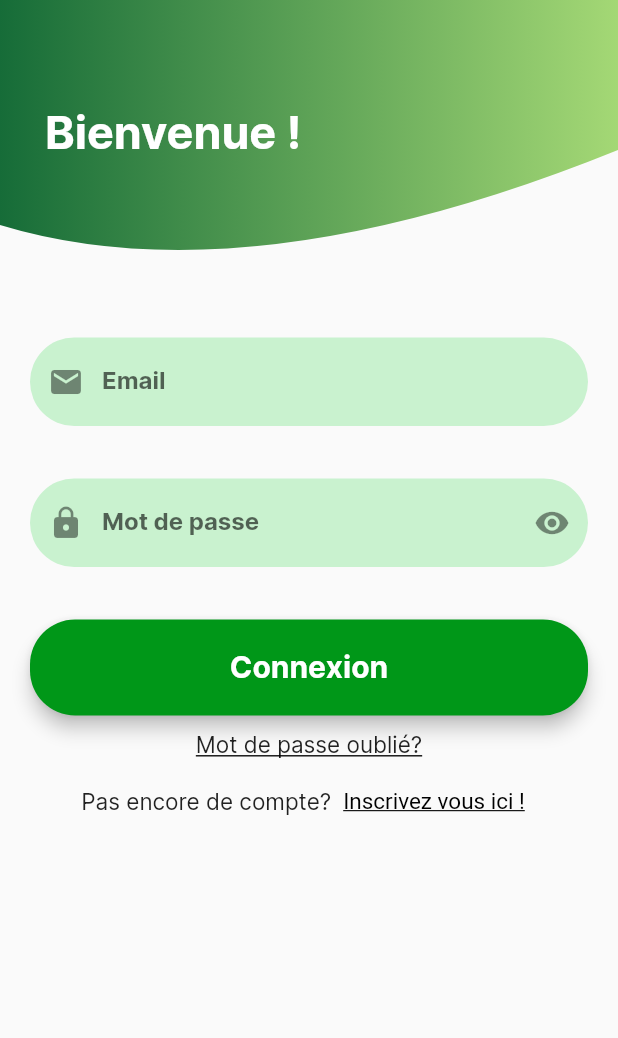
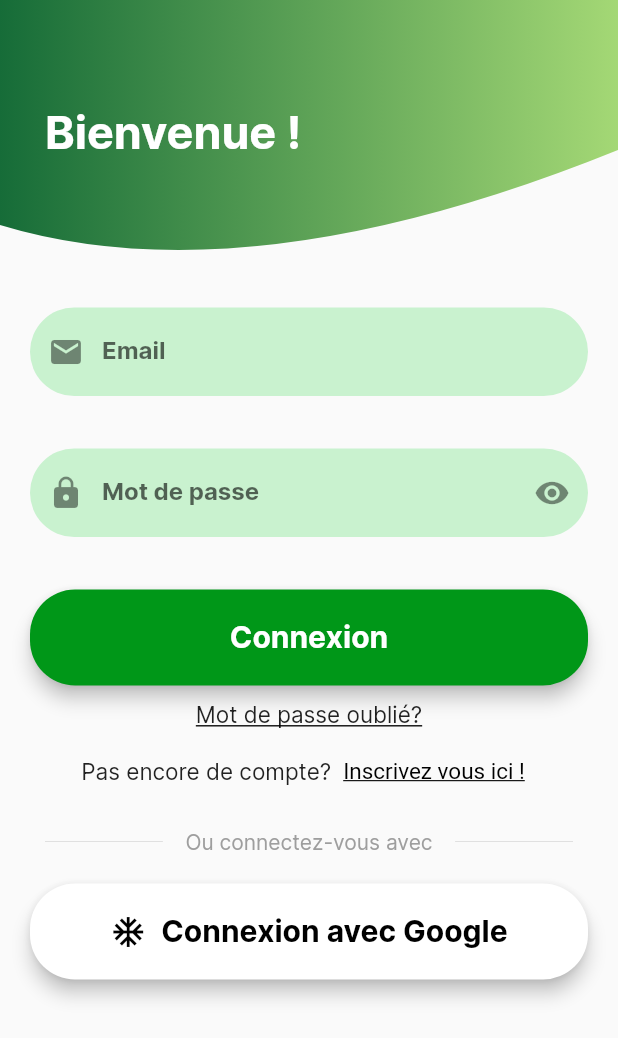
Before and after one commit to guilhem-cros/Econet_FrontEnd, a Flutter app: the screen it shows after launch, on a phone screen of 412 x 824 dp. Shown: the top 1038 px of the screen. Run offline on Flutter 3.47's test engine with Material 2 defaults, Android fonts, the phone set to English and light mode, and no system bars; our stand-ins replace file_picker, firebase_auth, firebase_core, firebase_storage, flutter_colorpicker, geolocator and 3 more; accounts and stored records are empty.

Commit message:
Google sign in

```diff
--- a/lib/screens/authenticate/login.dart
+++ b/lib/screens/authenticate/login.dart
@@ -132,6 +132,70 @@ class _Login extends State<Login> {
       ),
     );
 
+
+    final loginWithGoogleButton = Material(
+      elevation: 5.0,
+      borderRadius: BorderRadius.circular(30.0),
+      color: Colors.white,
+      child: MaterialButton(
+        minWidth: MediaQuery.of(context).size.width,
+        padding: EdgeInsets.all(20.0),
+        onPressed: () async {
+          dynamic result = await _auth.signInWithGoogle();
+            if (result?.uid == null) { //null means unsuccessfull authentication
+              showDialog(
+                  context: context,
+                  builder: (context) {
+                    return AlertDialog(
+                      content: Text(result.code),
+                    );
+                  });
+            }
+        },
+        child: Row(
+          mainAxisAlignment: MainAxisAlignment.center,
+          children: [
+            Icon(Icons.ac_unit), // Icône Google
+            SizedBox(width: 10), // Espace entre l'icône et le texte
+            Text(
+              "Connexion avec Google",
+              style: TextStyle(color: Colors.black, fontWeight: FontWeight.bold, fontSize: 20),
+              textAlign: TextAlign.center,
+            ),
+          ],
+        ),
+      ),
+    );
+
+    final separator = Row(
+      mainAxisAlignment: MainAxisAlignment.center,
+      children: [
+        Expanded(
+          child: Container(
+            margin: const EdgeInsets.only(left: 10.0, right: 15.0),
+            child: Divider(
+              color: Colors.grey.shade300,
+              height: 36,
+            ),
+          ),
+        ),
+        Text(
+          'Ou connectez-vous avec',
+          style: TextStyle(color: Colors.grey),
+        ),
+        Expanded(
+          child: Container(
+            margin: const EdgeInsets.only(left: 15.0, right: 10.0),
+            child: Divider(
+              color: Colors.grey.shade300,
+              height: 36,
+            ),
+          ),
+        ),
+      ],
+    );
+
+
     return Scaffold(
       resizeToAvoidBottomInset: false,
       body: Stack(
@@ -149,7 +213,7 @@ class _Login extends State<Login> {
                         crossAxisAlignment: CrossAxisAlignment.center,
                         mainAxisAlignment: MainAxisAlignment.center,
                         children: <Widget>[
-                          const SizedBox(height: 25.0),
+                          const SizedBox(height: 5.0),
                           emailField,
                           const SizedBox(height: 35.0),
                           passwordField,
@@ -173,7 +237,11 @@ class _Login extends State<Login> {
                               txtbutton,
                             ],
                           ),
-                          const SizedBox(height: 15.0),
+                          const SizedBox(height: 5.0),
+                          separator,
+                          const SizedBox(height: 10.0),
+                          loginWithGoogleButton,
+                          const SizedBox(height: 10.0),
                         ],
                       ),
                     ),
```
Also changed, not shown: lib/services/auth.dart (+45 -0 lines), pubspec.lock, 2 other files.
